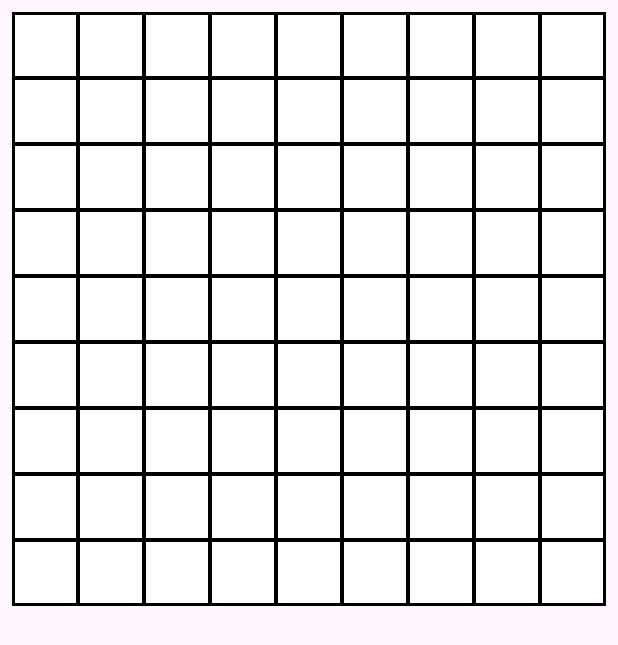
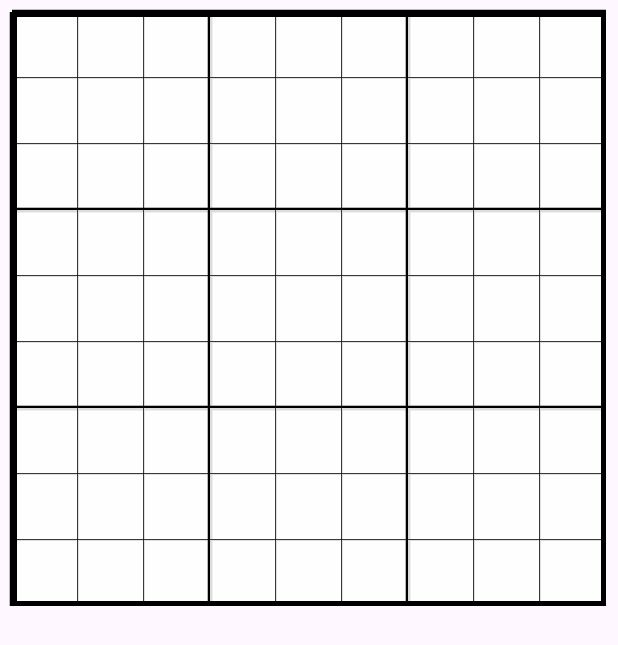
Before and after one commit to Coppola-Giovanni/Progetto-Mobile-Programming, an Android app built with Jetpack Compose: the composable SudokuGrid called with empty values, on a phone screen of 412 x 824 dp. Shown: the top 645 px of the screen. Run offline under Robolectric (Android 15) with nearby library versions, the phone set to English and light mode, and no system bars.

Commit message:
vedo la luce in fondo al tunnel 3

```diff
--- a/SudokuMaster2/app/src/main/java/com/sudokuMaster/ui/activegame/ActiveGameScreen.kt
+++ b/SudokuMaster2/app/src/main/java/com/sudokuMaster/ui/activegame/ActiveGameScreen.kt
@@ -32,6 +32,8 @@ import androidx.compose.material3.Icon
 import androidx.compose.material3.TopAppBar
 import androidx.compose.material3.ExperimentalMaterial3Api
 import androidx.compose.material3.TopAppBarDefaults
+import androidx.compose.ui.draw.drawBehind
+import androidx.compose.ui.geometry.Offset
 
 @OptIn(ExperimentalMaterial3Api::class)
 @Composable
@@ -45,11 +47,11 @@ fun ActiveGameScreen(
     )
 
     val activeGameScreenState by viewModel.activeGameScreenState.collectAsState()
-    val sudokuTiles by viewModel.sudokuTiles.collectAsState() // Ora risolto dal ViewModel
+    val sudokuTiles by viewModel.sudokuTiles.collectAsState()
     val timerState by viewModel.timerState.collectAsState()
     val selectedTile by viewModel.selectedTile.collectAsState()
     val isSolved by viewModel.isSolved.collectAsState()
-    val currentDifficulty by viewModel.currentDifficulty.collectAsState() // Ora risolto dal ViewModel
+    val currentDifficulty by viewModel.currentDifficulty.collectAsState()
     val isNewRecord by viewModel.isNewRecord.collectAsState()
 
     val lifecycleOwner = LocalLifecycleOwner.current
@@ -72,12 +74,10 @@ fun ActiveGameScreen(
         topBar = {
             TopAppBar(
                 title = {
-                    // Potresti mettere un titolo qui, ad esempio "Sudoku"
                     Text("Sudoku Master", color = MaterialTheme.colorScheme.onPrimaryContainer)
                 },
                 navigationIcon = {
                     IconButton(onClick = {
-                        // Quando si clicca la freccia indietro, si torna alla schermata precedente
                         navController.popBackStack()
                     }) {
                         Icon(
@@ -115,6 +115,12 @@ fun ActiveGameScreen(
                         modifier = Modifier.padding(16.dp)
                     )
 
+                    Text(
+                        text = "Difficoltà: ${currentDifficulty?.name ?: "N/A"}",
+                        style = MaterialTheme.typography.titleMedium,
+                        modifier = Modifier.padding(bottom = 8.dp) // Add some padding if needed
+                    )
+
                     SudokuGrid(
                         tiles = sudokuTiles,
                         selectedTile = selectedTile,
@@ -136,14 +142,13 @@ fun ActiveGameScreen(
                     )
                 }
                 ActiveGameScreenState.ERROR -> {
-                    // Puoi aggiungere una UI di errore più sofisticata qui
                     Text(
                         text = "Si è verificato un errore durante il caricamento del gioco.",
                         color = MaterialTheme.colorScheme.error,
                         style = MaterialTheme.typography.titleMedium,
                         modifier = Modifier.padding(16.dp)
                     )
-                    Button(onClick = { navController.popBackStack() }) { // Torna alla home
+                    Button(onClick = { navController.popBackStack() }) {
                         Text("Torna alla Home")
                     }
                 }
@@ -159,13 +164,16 @@ fun SudokuGrid(
     onTileClick: (x: Int, y: Int) -> Unit
 ) {
     val gridSize = 9
-    // val cellSize = 40.dp // Non strettamente necessario se usi weight e aspectRatio
+    val thinLine = 1.dp
+    val thickLine = 3.dp // Border for 3x3 blocks
+
+    val borderColor = MaterialTheme.colorScheme.inversePrimary
 
     Column(
         modifier = Modifier
-            .aspectRatio(1f) // Rendi la griglia quadrata
+            .aspectRatio(1f)
             .padding(8.dp)
-            .border(2.dp, MaterialTheme.colorScheme.inversePrimary) // Bordo esterno
+            .border(thickLine, borderColor) // Overall outer border of the Sudoku grid
     ) {
         for (row in 0 until gridSize) {
             Row(
@@ -176,6 +184,20 @@ fun SudokuGrid(
                     val isSelected = selectedTile?.x == col && selectedTile?.y == row
                     val isInitial = tile.readOnly
 
+                    // Determine border widths for this cell
+                    val currentThinLine = 1.dp
+                    val currentThickLine = 3.dp
+
+                    // Left border is thick if it's the start of a 3x3 block (col 0, 3, 6)
+                    val leftBorder = if (col % 3 == 0) currentThickLine else currentThinLine
+                    // Top border is thick if it's the start of a 3x3 block (row 0, 3, 6)
+                    val topBorder = if (row % 3 == 0) currentThickLine else currentThinLine
+                    // Right border is thick if it's the end of a 3x3 block (col 2, 5) and not the very last column
+                    val rightBorder = if ((col + 1) % 3 == 0 && col != gridSize - 1) currentThickLine else currentThinLine
+                    // Bottom border is thick if it's the end of a 3x3 block (row 2, 5) and not the very last row
+                    val bottomBorder = if ((row + 1) % 3 == 0 && row != gridSize - 1) currentThickLine else currentThinLine
+
+
                     SudokuCell(
                         tile = tile,
                         isSelected = isSelected,
@@ -184,10 +206,40 @@ fun SudokuGrid(
                         modifier = Modifier
                             .weight(1f)
                             .aspectRatio(1f)
-                            .border(
-                                width = 1.dp, // Bordo sottile per le celle
-                                color = MaterialTheme.colorScheme.inversePrimary
-                            )
+                            .drawBehind { // Use drawBehind for precise border drawing
+                                // Draw top border
+                                drawLine(
+                                    color = borderColor,
+                                    start = Offset(0f, 0f),
+                                    end = Offset(size.width, 0f),
+                                    strokeWidth = topBorder.toPx()
+                                )
+                                // Draw left border
+                                drawLine(
+                                    color = borderColor,
+                                    start = Offset(0f, 0f),
+                                    end = Offset(0f, size.height),
+                                    strokeWidth = leftBorder.toPx()
+                                )
+                                // Draw right border (only if not the very last column, as outer border handles it)
+                                if (col != gridSize - 1) {
+                                    drawLine(
+                                        color = borderColor,
+                                        start = Offset(size.width, 0f),
+                                        end = Offset(size.width, size.height),
+                                        strokeWidth = rightBorder.toPx()
+                                    )
+                                }
+                                // Draw bottom border (only if not the very last row, as outer border handles it)
+                                if (row != gridSize - 1) {
+                                    drawLine(
+                                        color = borderColor,
+                                        start = Offset(0f, size.height),
+                                        end = Offset(size.width, size.height),
+                                        strokeWidth = bottomBorder.toPx()
+                                    )
+                                }
+                            }
                     )
                 }
             }
```
Also changed, not shown: SudokuMaster2/app/src/main/java/com/sudokuMaster/data/repository/UserPreferencesRepositoryImpl.kt (+2 -18 lines), SudokuMaster2/app/src/main/java/com/sudokuMaster/ui/activegame/ActiveGameViewModel.kt (+8 -31 lines), 17 other files.
